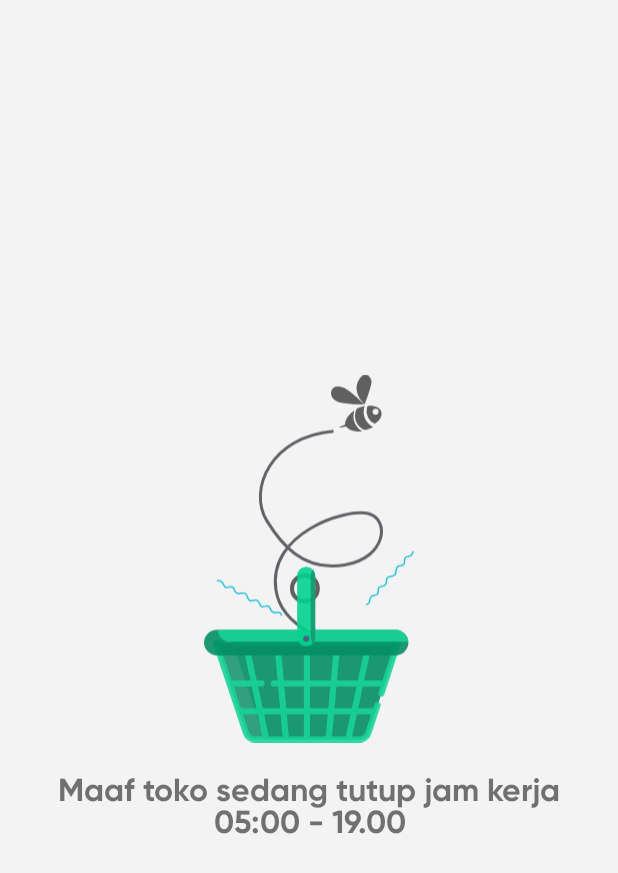
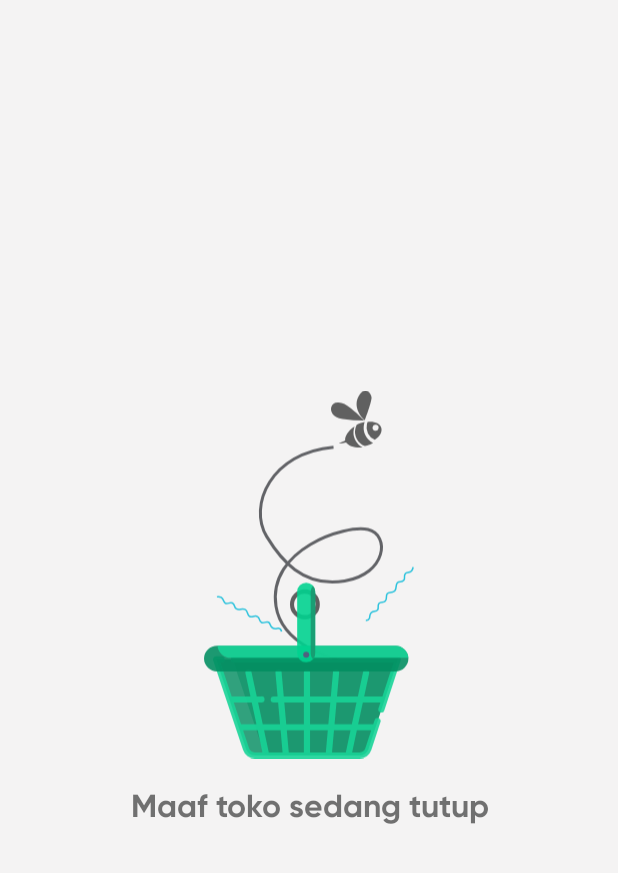
Before and after one commit to ivanjulcom/app-sladaa-customer, an Android app: the CloseActivity screen opened directly, with no data from a screen before it, on a phone screen of 412 x 824 dp. Shown: the top 873 px of the screen. Run offline under Robolectric (Android 15) with nearby library versions, the phone set to English and light mode, and no system bars.

Commit message:
Update terbaru bug revisi

```diff
--- a/app/src/main/res/layout/activity_close.xml
+++ b/app/src/main/res/layout/activity_close.xml
@@ -32,7 +32,7 @@
                 android:layout_height="wrap_content"
                 android:gravity="center"
                 android:padding="15dp"
-                android:text="Maaf toko sedang tutup jam kerja 05:00 - 19.00"
+                android:text="Maaf toko sedang tutup"
                 android:textSize="21dp"
                 android:textStyle="bold" />
         </LinearLayout>
```
